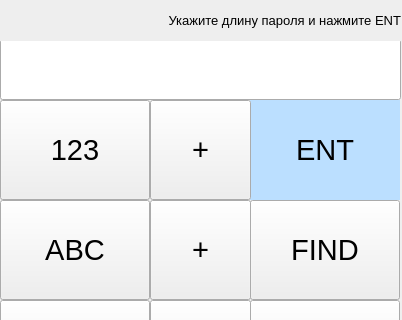
Above: PassGen_Des01.ui from itemerev/PassGen before the change; both pictures show x 0 to 402 and y 0 to 320 of the 402 by 600 pixel window. Below: the same form after it.
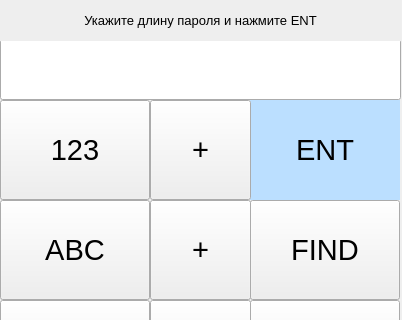
That is the form after the change.

Commit message: Копирование пароля в буфер обмена выведено в отдельную функцию При поиске имени/логина/пароля найденный пароль копируется в буфер обмена Если нажата кнопка обязательного выбора символов то кнопка выбора символов становиться нажата

```diff
--- a/PassGen_Des01.ui
+++ b/PassGen_Des01.ui
@@ -492,6 +492,8 @@
     <property name="font">
      <font>
       <pointsize>10</pointsize>
+      <weight>50</weight>
+      <bold>false</bold>
      </font>
     </property>
     <property name="styleSheet">
@@ -501,13 +503,13 @@
      <string>Укажите длину пароля и нажмите ENT</string>
     </property>
     <property name="alignment">
-     <set>Qt::AlignRight|Qt::AlignTrailing|Qt::AlignVCenter</set>
+     <set>Qt::AlignCenter</set>
     </property>
     <property name="wordWrap">
      <bool>true</bool>
     </property>
     <property name="margin">
-     <number>5</number>
+     <number>2</number>
     </property>
    </widget>
   </widget>
```
The commit also changes 1 other file.
